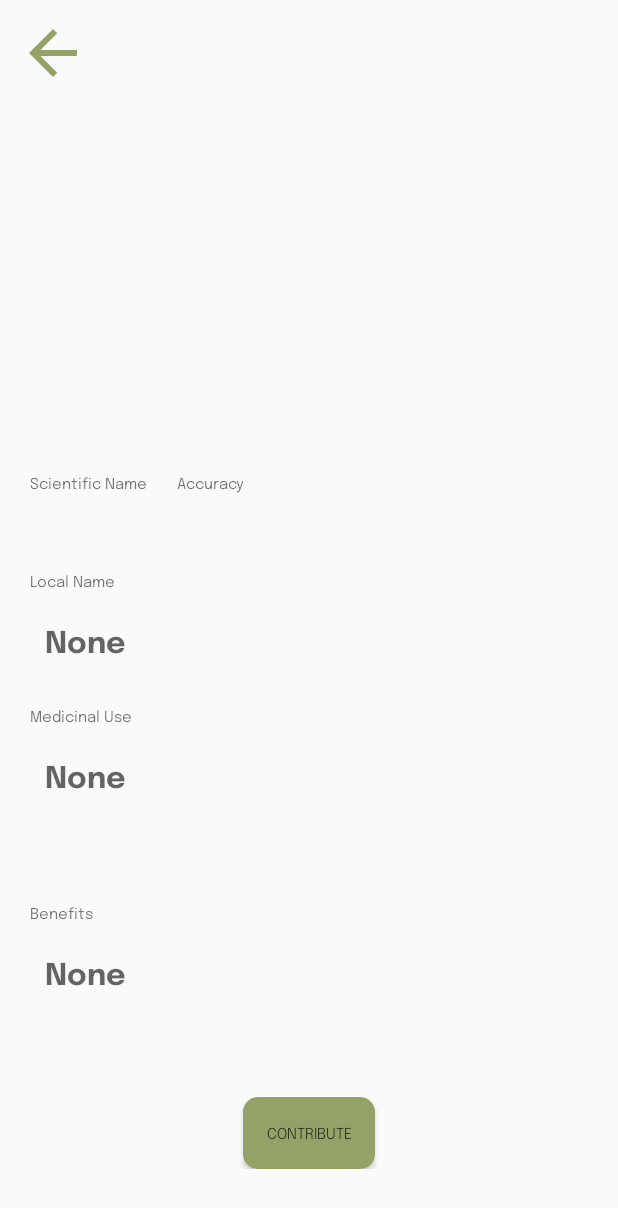
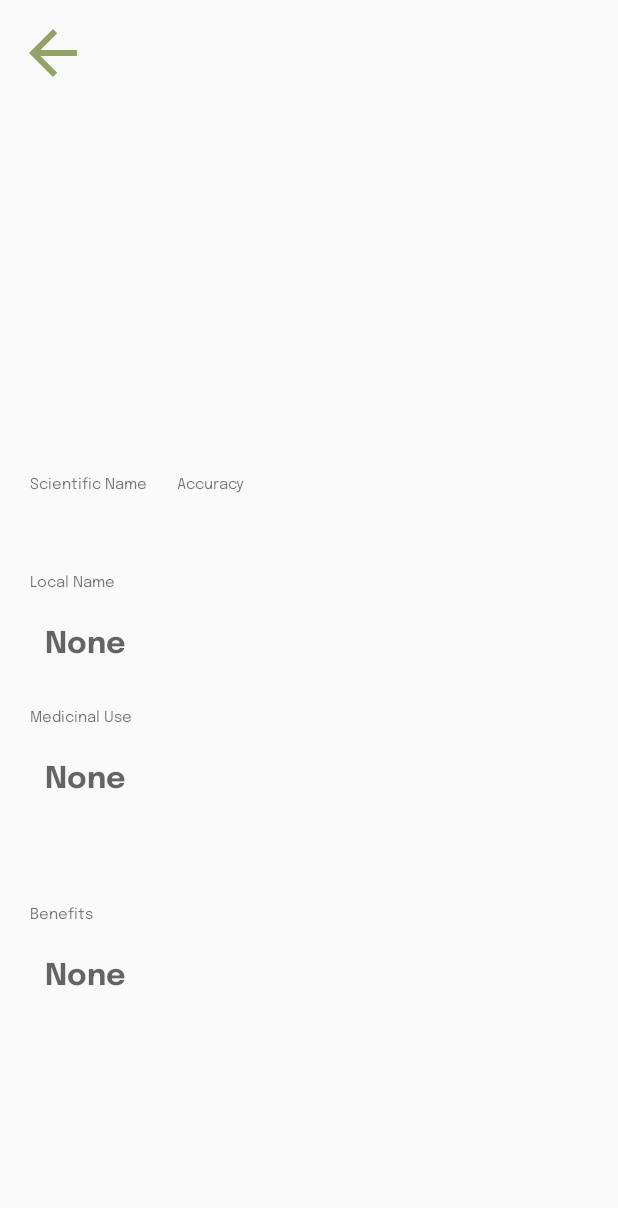
Before and after one commit to bandong-jpc/PlantScanner, an Android app: the ActivityPlantDetails screen opened directly, with no data from a screen before it, on a phone screen of 412 x 824 dp. Shown: the top 1208 px of the screen. Run offline under Robolectric (Android 15) with nearby library versions, the light colour scheme and no system bars; our stand-ins replace Firebase (no records; nobody signed in at launch, a user with empty details on screens opened directly); 4 statements that could not run were skipped.

Commit message:
removed login and contribute function and removed UI for contributor fields.

```diff
--- a/app/src/main/java/com/example/plantscanner/ActivityPlant.java
+++ b/app/src/main/java/com/example/plantscanner/ActivityPlant.java
@@ -21,7 +21,7 @@ public class ActivityPlant extends AppCompatActivity {
 
     ImageButton btnBack;
 
-    TextView sciName2, etLocalName2, etMedicinalUse2, contributor, benefits2;
+    TextView sciName2, etLocalName2, etMedicinalUse2, /*contributor,*/ benefits2;
     ImageView imageView2;
 
     @Override
@@ -34,7 +34,7 @@ public class ActivityPlant extends AppCompatActivity {
         sciName2 = findViewById(R.id.sciName2);
         etLocalName2 = findViewById(R.id.etLocalName2);
         etMedicinalUse2 = findViewById(R.id.etMedicinalUse2);
-        contributor = findViewById(R.id.contributor);
+        /*contributor = findViewById(R.id.contributor);*/
         benefits2 = findViewById(R.id.etBenefits2);
 
         imageView2 = findViewById(R.id.imageView2);
@@ -44,7 +44,7 @@ public class ActivityPlant extends AppCompatActivity {
         sciName2.setText(intent.getStringExtra("sciName"));
         etLocalName2.setText(intent.getStringExtra("localName"));
         etMedicinalUse2.setText(intent.getStringExtra("medicinalUse"));
-        contributor.setText(intent.getStringExtra("contributor"));
+        /*contributor.setText(intent.getStringExtra("contributor"));*/
         benefits2.setText(intent.getStringExtra("benefits"));
 
         StorageReference storageRef = FirebaseStorage.getInstance().getReference();
--- a/app/src/main/java/com/example/plantscanner/ActivityPlantDetails.java
+++ b/app/src/main/java/com/example/plantscanner/ActivityPlantDetails.java
@@ -40,9 +40,9 @@ import java.util.Map;
 
 public class ActivityPlantDetails extends AppCompatActivity {
     ImageButton btnBack;
-    Button btnContribute, btnCancel, btnSubmit;
+    /*Button btnContribute, btnCancel, btnSubmit;*/
     EditText etMedicinalUse, etLocalName, etBenefits;
-    TextView accuracy, sciName, tvContribute, imageName;
+    TextView accuracy, sciName, /*tvContribute,*/ imageName;
     ImageView imageView;
 
     FirebaseAuth firebaseAuth;
@@ -68,9 +68,9 @@ public class ActivityPlantDetails extends AppCompatActivity {
         storageRef = FirebaseStorage.getInstance().getReference();
 
         btnBack = findViewById(R.id.btnBack);
-        btnContribute = findViewById(R.id.btnContribute);
+       /* btnContribute = findViewById(R.id.btnContribute);
         btnCancel = findViewById(R.id.btnCancel);
-        btnSubmit = findViewById(R.id.btnSubmit);
+        btnSubmit = findViewById(R.id.btnSubmit);*/
 
         etLocalName = findViewById(R.id.etLocalName);
         etMedicinalUse = findViewById(R.id.etMedicinalUse);
@@ -78,7 +78,7 @@ public class ActivityPlantDetails extends AppCompatActivity {
 
         accuracy = findViewById(R.id.accuracy);
         sciName = findViewById(R.id.sciName);
-        tvContribute = findViewById(R.id.tvLoginToContributeTV);
+        /*tvContribute = findViewById(R.id.tvLoginToContributeTV);*/
         imageName = findViewById(R.id.imageName);
 
         imageView = findViewById(R.id.imageView);
@@ -87,17 +87,17 @@ public class ActivityPlantDetails extends AppCompatActivity {
         etLocalName.setEnabled(false);
         etBenefits.setEnabled(false);
 
-        btnSubmit.setVisibility(View.INVISIBLE);
+       /* btnSubmit.setVisibility(View.INVISIBLE);
         btnCancel.setVisibility(View.INVISIBLE);
 
         if(firebaseAuth.getCurrentUser() != null){
-            userName = intent.getStringExtra("uName");
+            *//*userName = intent.getStringExtra("uName");*//*
             btnContribute.setVisibility(View.VISIBLE);
-            tvContribute.setVisibility(View.INVISIBLE);
+            *//*tvContribute.setVisibility(View.INVISIBLE);*//*
         }else{
             btnContribute.setVisibility(View.INVISIBLE);
-            tvContribute.setVisibility(View.VISIBLE);
-        }
+            *//*tvContribute.setVisibility(View.VISIBLE);*//*
+        }*/
 
         imageName.setText(intent.getStringExtra("fileName"));
         sName = intent.getStringExtra("sciName");
@@ -114,7 +114,7 @@ public class ActivityPlantDetails extends AppCompatActivity {
                 if(task.isSuccessful()){
                     DocumentSnapshot document = task.getResult();
                     if(document.exists()  && document.getBoolean("approved")){
-                        btnContribute.setVisibility(View.INVISIBLE);
+                        /*btnContribute.setVisibility(View.INVISIBLE);*/
                         Log.d("DOCUTAG", "DocumentSnapshot data: " + document.getData());
 
                         etLocalName.setText(document.getString("localName"));
@@ -134,14 +134,14 @@ public class ActivityPlantDetails extends AppCompatActivity {
             }
         });
 
-        btnCancel.setOnClickListener(new View.OnClickListener() {
+        /*btnCancel.setOnClickListener(new View.OnClickListener() {
             @Override
             public void onClick(View v) {
                 toggleButtons();
             }
-        });
+        });*/
 
-        btnSubmit.setOnClickListener(new View.OnClickListener() {
+        /*btnSubmit.setOnClickListener(new View.OnClickListener() {
 
             Map<String, Object> plantMap = new HashMap<String, Object>();
 
@@ -163,10 +163,10 @@ public class ActivityPlantDetails extends AppCompatActivity {
                     etBenefits.setError("Field cannot be empty.");
                     return;
                 }
-                /*if(numericAccuracy < .5){
+                *//*if(numericAccuracy < .5){
                     accuracy.setError("Accuracy must be greater than 50%");
                     return;
-                }*/
+                }*//*
 
                 dialogLoading.show(getSupportFragmentManager(), "LOADING");
 
@@ -175,8 +175,8 @@ public class ActivityPlantDetails extends AppCompatActivity {
                 plantMap.put("localName", etLocalName.getText().toString());
                 plantMap.put("medicinalUse", etMedicinalUse.getText().toString());
                 plantMap.put("benefits", etBenefits.getText().toString());
-                plantMap.put("contributorUID", firebaseAuth.getCurrentUser().getUid());
-                plantMap.put("contributor", userName);
+                *//*plantMap.put("contributorUID", firebaseAuth.getCurrentUser().getUid());
+                plantMap.put("contributor", userName);*//*
 
                 firebaseFirestore.collection("plants").document(sName).set(plantMap)
                         .addOnSuccessListener(new OnSuccessListener<Void>() {
@@ -207,11 +207,11 @@ public class ActivityPlantDetails extends AppCompatActivity {
                 toggleButtons();
             }
         });
-
+*/
 
     }
 
-    private void toggleButtons(){
+    /*private void toggleButtons(){
         if(isEditing){
             etLocalName.setEnabled(false);
             etBenefits.setEnabled(false);
@@ -229,7 +229,7 @@ public class ActivityPlantDetails extends AppCompatActivity {
             btnContribute.setVisibility(View.INVISIBLE);
             isEditing = true;
         }
-    }
+    }*/
 
     private void imageViewInit(){
         Bitmap img = BitmapFactory.decodeFile(filePath);
@@ -260,7 +260,7 @@ public class ActivityPlantDetails extends AppCompatActivity {
         return 0;
     }
 
-    private void uploadToFBStorage(final DialogLoading dialogLoading){
+    /*private void uploadToFBStorage(final DialogLoading dialogLoading){
         Uri file = Uri.fromFile(new File(filePath));
         StorageReference fileRef = storageRef.child("images/"+file.getLastPathSegment());
         uploadTask = fileRef.putFile(file);
@@ -279,6 +279,6 @@ public class ActivityPlantDetails extends AppCompatActivity {
 
             }
         });
-    }
+    }*/
 
 }
--- a/app/src/main/java/com/example/plantscanner/DialogRegister.java
+++ b/app/src/main/java/com/example/plantscanner/DialogRegister.java
@@ -106,7 +106,7 @@ public class DialogRegister extends AppCompatDialogFragment {
 
                             DialogRegister.super.dismiss();
                             getFragmentManager().beginTransaction().replace(R.id.fragment_container, new FragmentProfileUser()).commit();
-                            ((Home)getActivity()).tvUser.setText(fullname);
+                            /*((Home)getActivity()).tvUser.setText(fullname);*/
 
                         }else{
                             try{
--- a/app/src/main/java/com/example/plantscanner/FragmentProfileGuest.java
+++ b/app/src/main/java/com/example/plantscanner/FragmentProfileGuest.java
@@ -112,7 +112,7 @@ public class FragmentProfileGuest extends Fragment {
                                 @Override
                                 public void onSuccess(DocumentSnapshot documentSnapshot) {
                                     Map<String, Object> user = documentSnapshot.getData();
-                                    ((Home)currentActivity).tvUser.setText(user.get("name").toString());
+                                    /*((Home)currentActivity).tvUser.setText(user.get("name").toString());*/
 
                                 }
                             });
--- a/app/src/main/java/com/example/plantscanner/FragmentProfileUser.java
+++ b/app/src/main/java/com/example/plantscanner/FragmentProfileUser.java
@@ -45,7 +45,7 @@ public class FragmentProfileUser extends Fragment {
             public void onClick(View v) {
                 fAuth.signOut();
                 getFragmentManager().beginTransaction().replace(R.id.fragment_container, new FragmentProfileGuest()).commit();
-                ((Home)getActivity()).tvUser.setText("Guest");
+                /*((Home)getActivity()).tvUser.setText("Guest");*/
             }
         });
 
--- a/app/src/main/java/com/example/plantscanner/FragmentSnap.java
+++ b/app/src/main/java/com/example/plantscanner/FragmentSnap.java
@@ -157,9 +157,9 @@ public class FragmentSnap extends Fragment {
                 intent.putExtra("sciName", sciName.getText().toString());
                 intent.putExtra("accuracy", accuracy.getText().toString());
 
-                String uName = ((Home)getActivity()).tvUser.getText().toString();
+                /*String uName = ((Home)getActivity()).tvUser.getText().toString();*/
 
-                intent.putExtra("uName", uName);
+                /*intent.putExtra("uName", uName);*/
                 intent.putExtra("numericAccuracy", numericAccuracy);
 
                 startActivity(intent);
--- a/app/src/main/java/com/example/plantscanner/PlantAdapter.java
+++ b/app/src/main/java/com/example/plantscanner/PlantAdapter.java
@@ -53,7 +53,7 @@ public class PlantAdapter extends RecyclerView.Adapter<PlantAdapter.PlantViewHol
                     Intent intent = new Intent(context, ActivityPlant.class);
                     intent.putExtra("sciName", sciName);
                     intent.putExtra("file", plant.file);
-                    intent.putExtra("contributor", plant.contributor);
+                    /*intent.putExtra("contributor", plant.contributor);*/
                     intent.putExtra("medicinalUse", plant.medicinalUse);
                     intent.putExtra("localName", plant.localName);
                     intent.putExtra("benefits", plant.benefits);
@@ -81,7 +81,7 @@ public class PlantAdapter extends RecyclerView.Adapter<PlantAdapter.PlantViewHol
         storageRef.child("images/"+plantMap.get(ids.get(position)).getFile()).getDownloadUrl().addOnCompleteListener(new OnCompleteListener<Uri>() {
             @Override
             public void onComplete(@NonNull Task<Uri> task) {
-                Picasso.get().load(task.getResult()).rotate(90).placeholder(R.drawable.logo_leaves).into(holder.im);
+                Picasso.get().load(task.getResult()).placeholder(R.drawable.logo_leaves).into(holder.im);
             }
         });
 
--- a/app/src/main/res/layout/activity_plant.xml
+++ b/app/src/main/res/layout/activity_plant.xml
@@ -51,7 +51,7 @@
                 android:textSize="10dp"
                 android:visibility="visible" />
 
-            <TextView
+            <!--<TextView
                 android:id="@+id/contribField"
                 android:layout_width="wrap_content"
                 android:layout_height="wrap_content"
@@ -73,7 +73,7 @@
                 android:fontFamily="@font/epilogue_bold"
                 android:text="User"
                 android:textSize="15dp"
-                android:visibility="visible" />
+                android:visibility="visible" />-->
 
         </LinearLayout>
 
--- a/app/src/main/res/layout/activity_plant_details.xml
+++ b/app/src/main/res/layout/activity_plant_details.xml
@@ -177,21 +177,21 @@
             android:padding="10dp"
             android:textSize="20sp" />
 
-        <TextView
+        <!--<TextView
             android:id="@+id/tvLoginToContributeTV"
             android:layout_width="wrap_content"
             android:layout_height="wrap_content"
             android:layout_gravity="center"
             android:layout_marginTop="20dp"
             android:fontFamily="@font/epilogue"
-            android:text="Login to contribute!" />
+            android:text="Login to contribute!" />-->
 
-        <LinearLayout
+        <!--<LinearLayout
             android:layout_width="wrap_content"
             android:layout_height="wrap_content"
-            android:orientation="horizontal"
             android:layout_gravity="center_horizontal"
-            >
+            android:layout_marginTop="20dp"
+            android:orientation="horizontal">
 
             <Button
                 android:id="@+id/btnCancel"
@@ -202,6 +202,7 @@
                 android:fontFamily="@font/epilogue_light"
                 android:text="Cancel"
                 android:textSize="10dp" />
+
             <Button
                 android:id="@+id/btnContribute"
                 android:layout_width="wrap_content"
@@ -211,6 +212,7 @@
                 android:fontFamily="@font/epilogue_light"
                 android:text="Contribute"
                 android:textSize="10dp" />
+
             <Button
                 android:id="@+id/btnSubmit"
                 android:layout_width="wrap_content"
@@ -221,7 +223,7 @@
                 android:text="Submit"
                 android:textSize="10dp" />
 
-        </LinearLayout>
+        </LinearLayout>-->
 
 
     </LinearLayout>
--- a/app/src/main/res/menu/drawer_menu.xml
+++ b/app/src/main/res/menu/drawer_menu.xml
@@ -13,10 +13,10 @@
             android:icon="@drawable/selector_icon_camera"
             android:title="Snap" />
 
-        <item
+        <!--<item
             android:id="@+id/nav_profile"
             android:icon="@drawable/selector_icon_profile"
-            android:title="Profile" />
+            android:title="Profile" />-->
 
     </group>
 
```
Also changed, not shown: app/src/main/java/com/example/plantscanner/Home.java (+8 -8 lines), app/src/main/java/com/example/plantscanner/Plant.java (+6 -6 lines), app/src/main/res/layout/nav_header.xml (+9 -2 lines).
